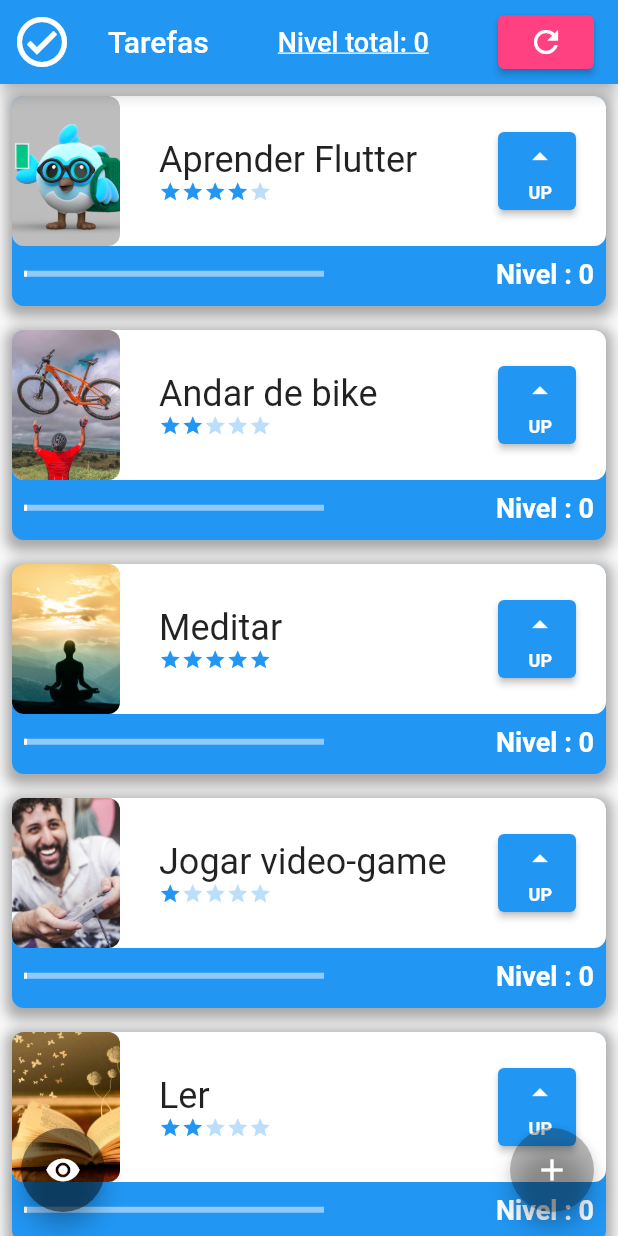
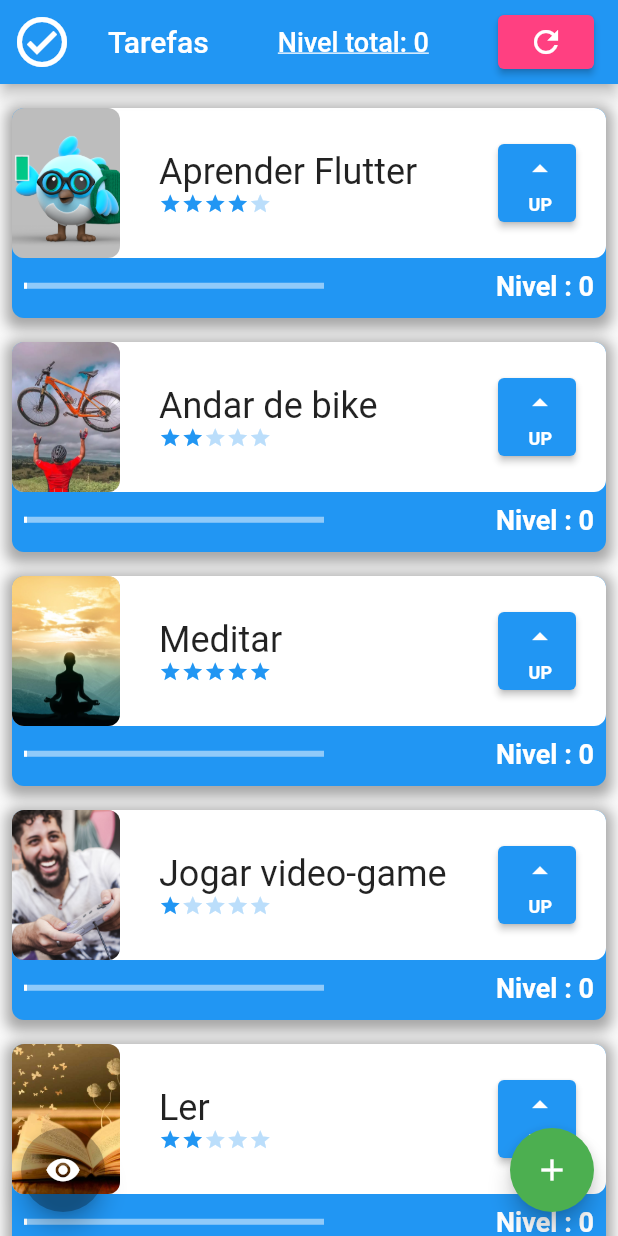
Before and after one commit to Patrickalvares/primeiro_projeto_flutter, a Flutter app: the screen it shows after launch, on a phone screen of 412 x 824 dp. Run offline on Flutter 3.47's test engine with Material 2 defaults, Android fonts, the phone set to English and light mode, and no system bars.

Commit message:
padding on bottom of initial_screen.dart

```diff
--- a/lib/screens/initial_screen.dart
+++ b/lib/screens/initial_screen.dart
@@ -50,7 +50,8 @@ class _InitialScreenState extends State<InitialScreen> {
         opacity: opacidade ? 1 : 0,
         duration: const Duration(milliseconds: 1000),
         child: ListView(
-          children: TaskIncherited.of(context).taskList/*List<Widget>.from(TaskIncherited.of(context).taskList)
+          children: TaskIncherited.of(context).taskList,
+            padding: EdgeInsets.only(top:8, bottom: 80)/*List<Widget>.from(TaskIncherited.of(context).taskList)
             ..add(
               SizedBox(
                 height: 80,
@@ -64,7 +65,7 @@ class _InitialScreenState extends State<InitialScreen> {
           Padding(
             padding: const EdgeInsets.only(left: 30.0),
             child: FloatingActionButton(
-              backgroundColor: Colors.black45,
+              backgroundColor: Colors.black26,
               child: const Icon(Icons.remove_red_eye),
               onPressed: () {
                 setState(() {
@@ -74,7 +75,7 @@ class _InitialScreenState extends State<InitialScreen> {
             ),
           ),
           FloatingActionButton(
-            backgroundColor: Colors.black26,
+            backgroundColor: Colors.green,
             child: const Icon(
               Icons.add,
             ),
```
